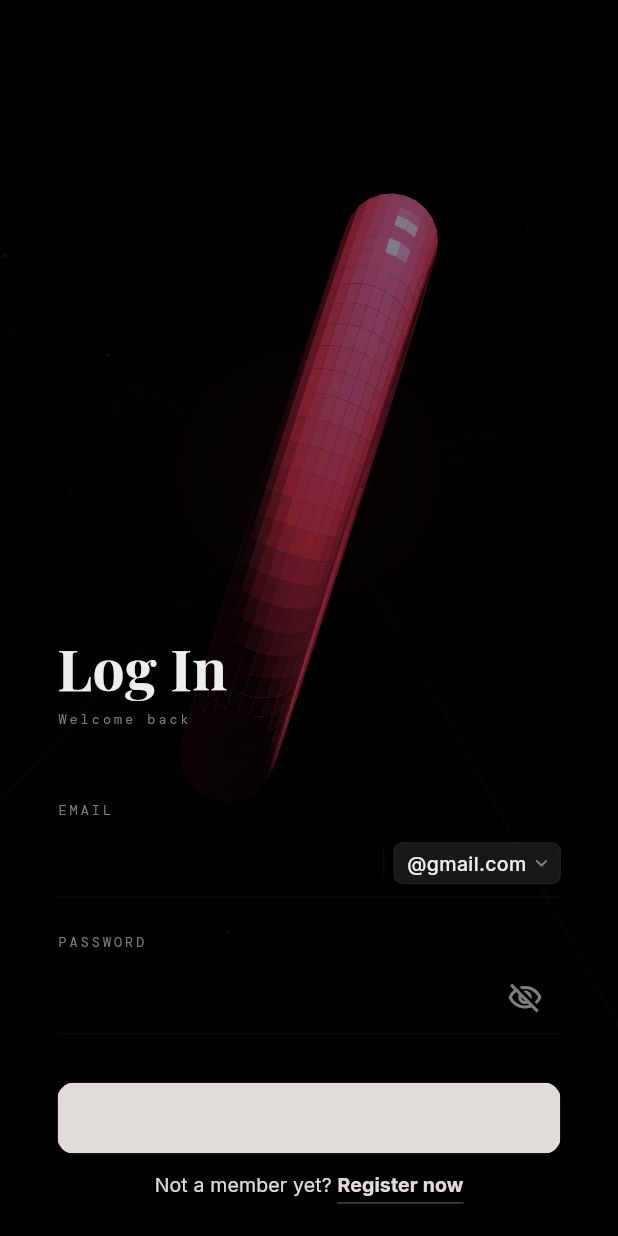
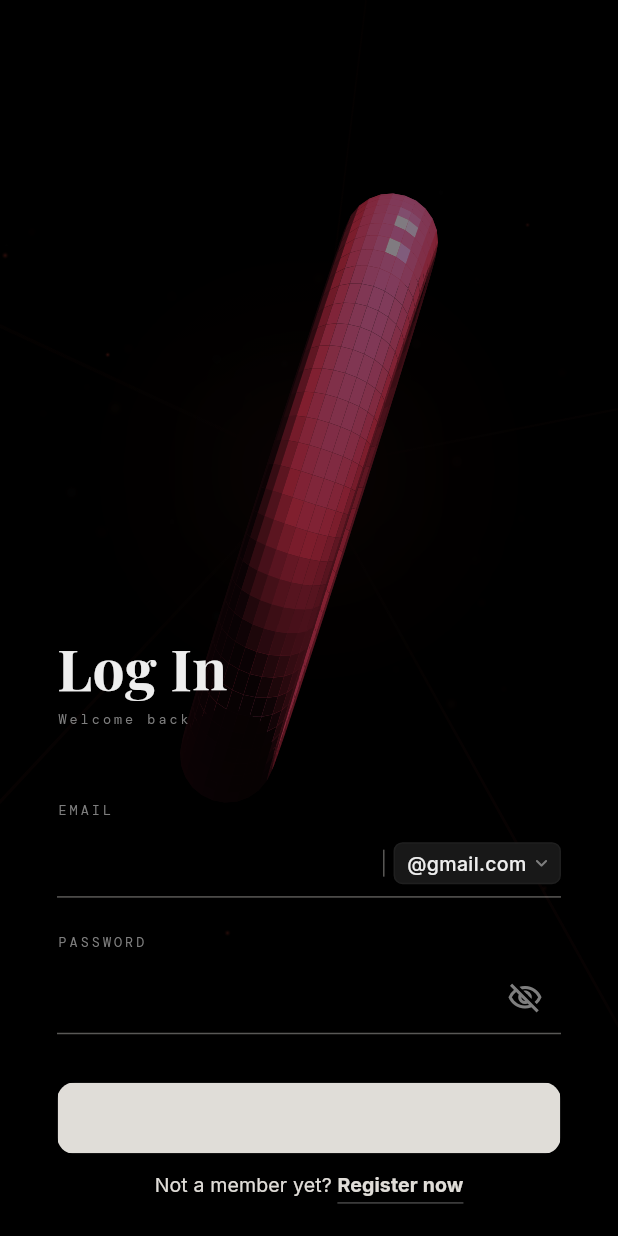
Before and after one commit to ujwalbholan/surakshya-MobileApp, a Flutter app: the SignupScreen screen opened by its route, after a tap on "@gmail.com", after a tap on "@protonmail.org", after a tap on "Already have an account?", on a phone screen of 412 x 824 dp. Run offline on Flutter 3.47's test engine with Material 3 defaults, Android fonts, the phone set to English and light mode, and no system bars; our stand-ins replace battery_plus, flutter_blue_plus, flutter_local_notifications, flutter_map, flutter_riverpod, flutter_secure_storage and 9 more; missing offline and left inert: surakshya; accounts and stored records are empty.

Commit message:
Updated the shared underline colors: idle is now light white (visible on black), focus stays crimson. Applies to Log In and Register Account, including the email field.

```diff
--- a/lib/features/auth/widgets/auth_underline_field_style.dart
+++ b/lib/features/auth/widgets/auth_underline_field_style.dart
@@ -4,12 +4,12 @@ import 'package:flutter/material.dart';
 import 'package:suraksha/theme/suraksha_colors.dart';
 import 'package:suraksha/theme/suraksha_typography.dart';
 
-/// Idle hairline opacity applied to [surakshaBorder] (mid of 30–40%).
-const double kFieldUnderlineIdleOpacity = 0.35;
+/// Idle hairline opacity applied to light white (visible on dark auth bg).
+const double kFieldUnderlineIdleOpacity = 0.4;
 
-/// Idle hairline — [surakshaBorder] at [kFieldUnderlineIdleOpacity].
+/// Idle hairline — light white at [kFieldUnderlineIdleOpacity].
 Color get kFieldUnderlineIdle =>
-    surakshaBorder.withValues(alpha: kFieldUnderlineIdleOpacity);
+    surakshaAuthText.withValues(alpha: kFieldUnderlineIdleOpacity);
 
 /// Focused hairline — reuses [surakshyaCrimson].
 const Color kFieldUnderlineFocused = surakshyaCrimson;
```
